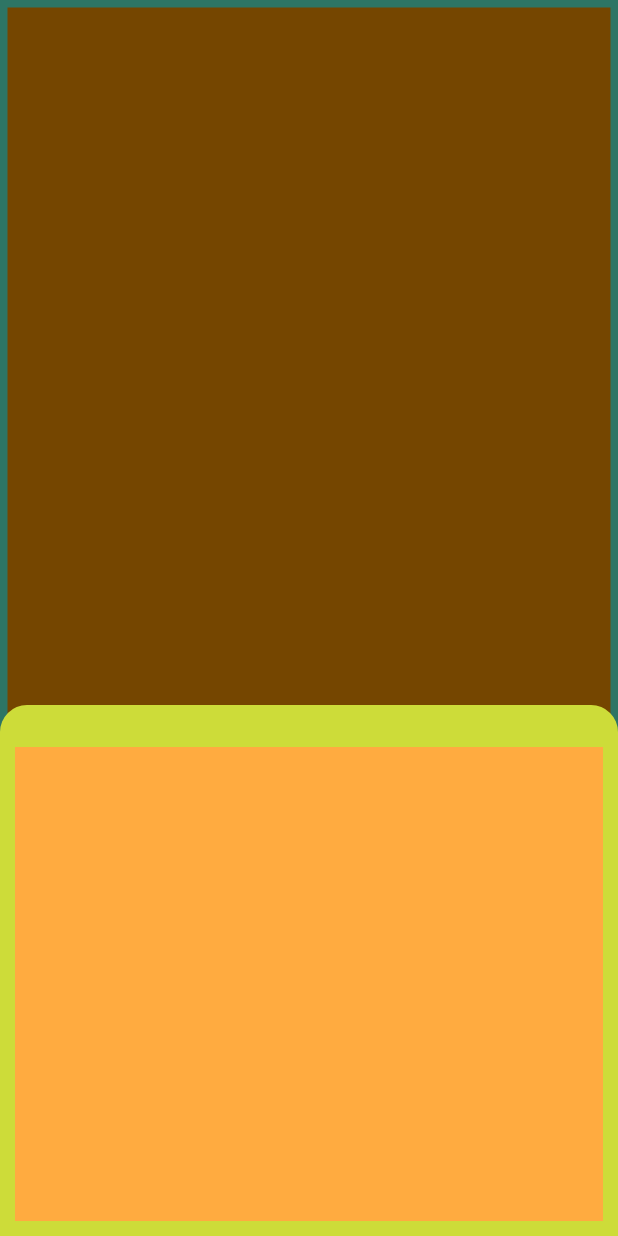
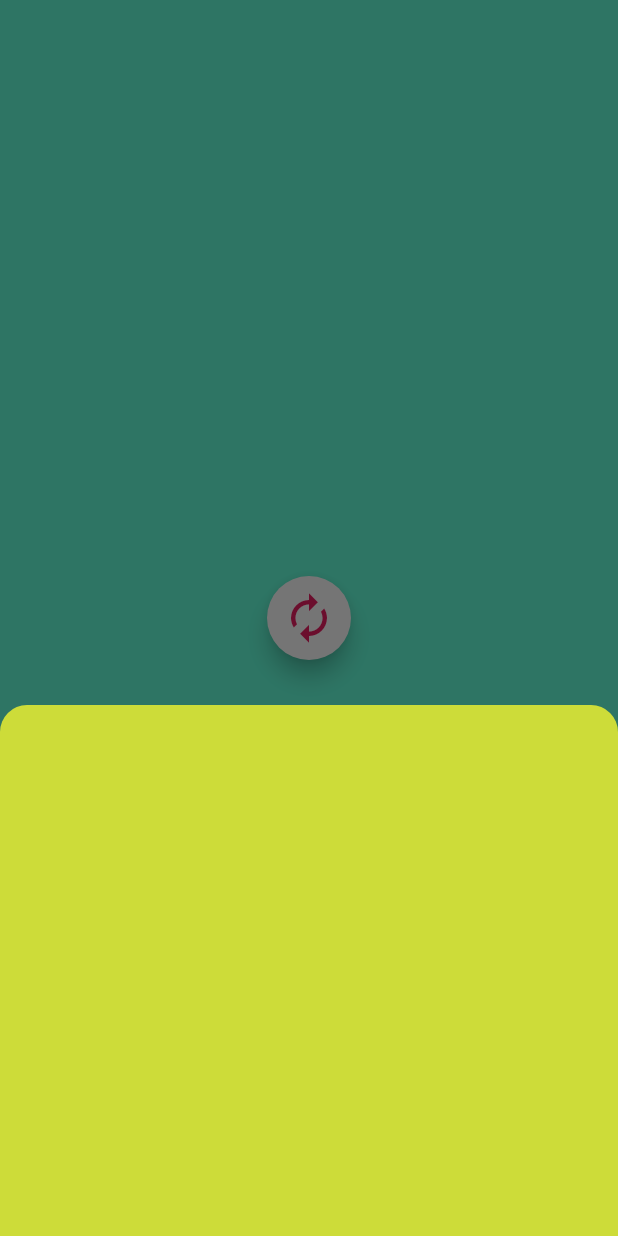
Before and after one commit to jemmec/lifeforce, a Flutter app: the screen it shows after launch, after a tap on the "settings" icon, on a phone screen of 412 x 824 dp. Run offline on Flutter 3.47's test engine with Material 2 defaults, Android fonts, the phone set to English and light mode, and no system bars.

Commit message:
Added LifeBoxGrid and center reset button

```diff
--- a/lib/dynamic_grid.dart
+++ b/lib/life_box_grid.dart
@@ -2,16 +2,16 @@ import 'package:flutter/material.dart';
 
 import 'lifebox.dart';
 
-class DynamicGrid extends StatefulWidget {
-  DynamicGrid({Key key, this.tuples}) : super(key: key);
+class LifeBoxGrid extends StatefulWidget {
+  LifeBoxGrid({Key key, this.tuples}) : super(key: key);
 
   final int tuples;
 
   @override
-  _DynamicGridState createState() => _DynamicGridState();
+  _LifeBoxGridState createState() => _LifeBoxGridState();
 }
 
-class _DynamicGridState extends State<DynamicGrid> {
+class _LifeBoxGridState extends State<LifeBoxGrid> {
   var _lifeBoxes = <Widget>[];
 
   @override
@@ -23,11 +23,6 @@ class _DynamicGridState extends State<DynamicGrid> {
           ));
     }
 
-    return Expanded(
-      child: (Container(
-        margin: EdgeInsets.all(5.0),
-        color: Colors.orange,
-      )),
-    );
+    return Container();
   }
 }
--- a/lib/lifebox.dart
+++ b/lib/lifebox.dart
@@ -12,11 +12,9 @@ class LifeBox extends StatefulWidget {
 class _LifeBoxState extends State<LifeBox> {
   @override
   Widget build(BuildContext context) {
-    return Expanded(
-      child: (Container(
-        margin: EdgeInsets.all(5.0),
-        color: Colors.orange,
-      )),
+    return Container(
+      margin: EdgeInsets.all(5.0),
+      color: Colors.orange,
     );
   }
 }
--- a/lib/main.dart
+++ b/lib/main.dart
@@ -1,5 +1,5 @@
 import 'package:flutter/material.dart';
-import 'package:lifeforce/dynamic_grid.dart';
+import 'package:lifeforce/life_box_grid.dart';
 
 const _darkGrey = Color.fromRGBO(68, 68, 68, 1.0);
 const _midGrey = Color.fromRGBO(112, 112, 112, 1.0);
@@ -37,8 +37,6 @@ class _MyHomePageState extends State<MyHomePage> {
     return Scaffold(
       body: SizedBox.expand(
         child: Stack(
-          // mainAxisAlignment: MainAxisAlignment.end,
-          // crossAxisAlignment: CrossAxisAlignment.center,
           children: <Widget>[
             Column(
               children: <Widget>[
@@ -46,13 +44,24 @@ class _MyHomePageState extends State<MyHomePage> {
                   child: Container(
                     color: Colors.tealAccent,
                     height: 56,
-                    child: DynamicGrid(
+                    child: LifeBoxGrid(
                       tuples: 4,
                     ),
                   ),
                 ),
               ],
             ),
+            Align(
+                alignment: Alignment.center,
+                child: FloatingActionButton(
+                  backgroundColor: Colors.white,
+                  foregroundColor: Colors.pink,
+                  child: Icon(
+                    Icons.autorenew,
+                    size: 36,
+                  ),
+                  onPressed: () {},
+                )),
             Align(
               alignment: Alignment.bottomCenter,
               child: Container(
@@ -96,10 +105,9 @@ class _MyHomePageState extends State<MyHomePage> {
                                   Container(
                                     height: (56 * 6).toDouble(),
                                     color: Colors.lime,
-                                    child: Expanded(
-                                      child: Container(
-                                        margin: EdgeInsets.all(10.0),
-                                        color: Colors.orangeAccent,
+                                    child: SizedBox.expand(
+                                      child: Column(
+                                        children: <Widget>[],
                                       ),
                                     ),
                                   ),
```
Also changed, not shown: 1 other file.
